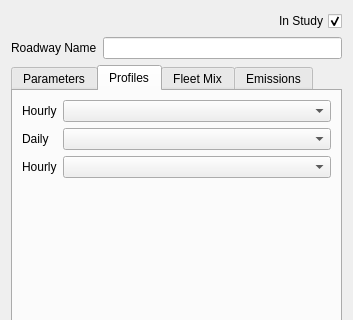
Above: ui/ui_roadways.ui from eurocontrol-asu/open_alaqs before the change; both pictures show x 0 to 353 and y 0 to 320 of the 353 by 500 pixel window. Below: the same form after it.
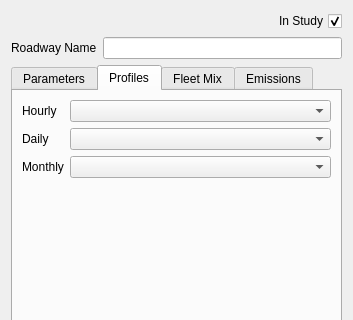
That is the form after the change. The open tabs and pages were chosen to show the change.

Commit message: Fix wrong label for monthly profile

```diff
--- a/ui/ui_roadways.ui
+++ b/ui/ui_roadways.ui
@@ -166,7 +166,7 @@
        <item row="2" column="0">
         <widget class="QLabel" name="label_12">
          <property name="text">
-          <string>Hourly</string>
+          <string>Monthly</string>
          </property>
         </widget>
        </item>
```
